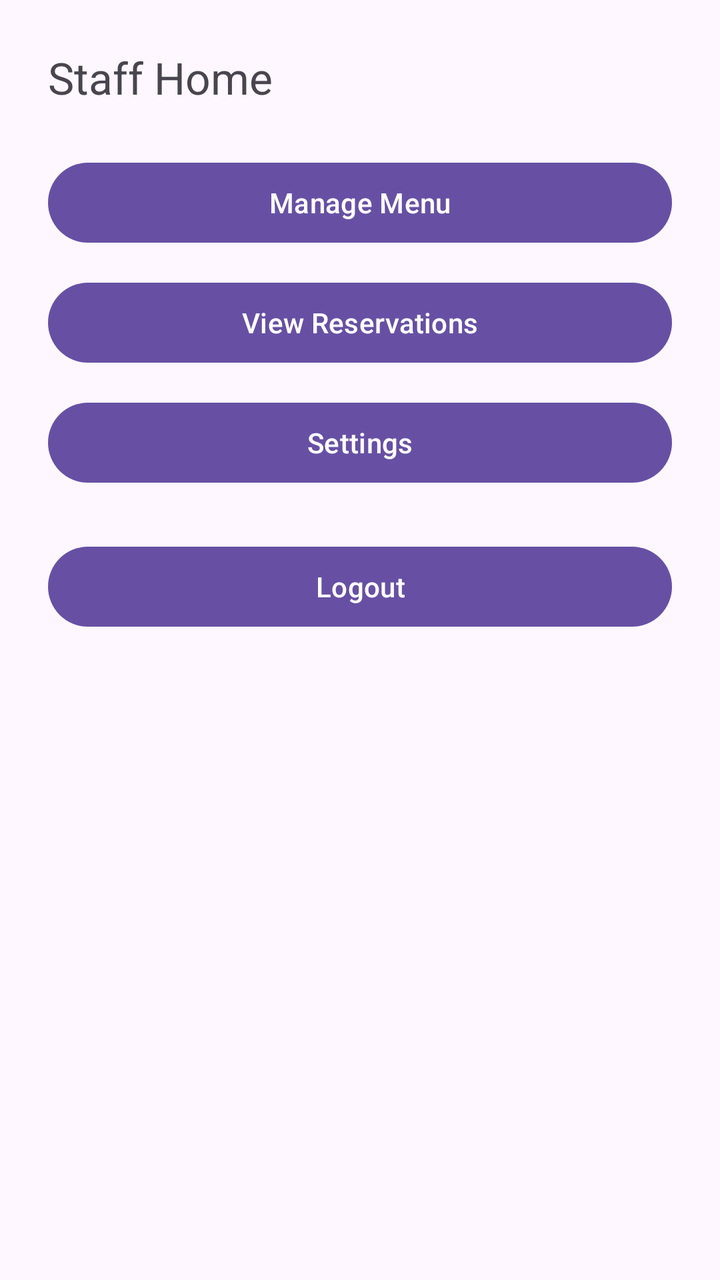
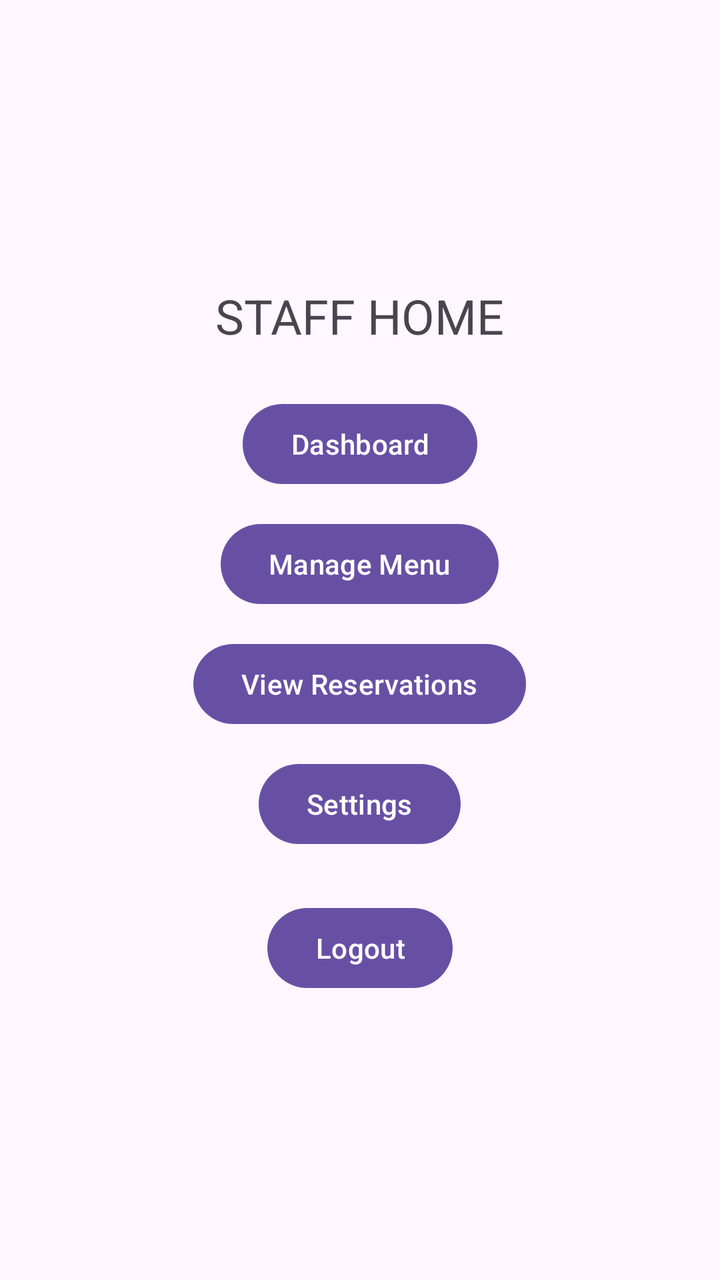

An Android layout rendered at two revisions. The XML below is the earlier revision; the diff shows what the commit changed to produce the second picture.
<!-- AndroidManifest.xml: application theme Theme.COMP2000RestaurantApp -->
<!-- res/layout/activity_staff_home.xml -->
<?xml version="1.0" encoding="utf-8"?>
<LinearLayout xmlns:android="http://schemas.android.com/apk/res/android"
    android:orientation="vertical"
    android:padding="24dp"
    android:layout_width="match_parent"
    android:layout_height="match_parent">

    <TextView
        android:text="Staff Home"
        android:textSize="22sp"
        android:layout_marginBottom="24dp"
        android:layout_width="wrap_content"
        android:layout_height="wrap_content"/>

    <Button android:text="Manage Menu"
        android:layout_width="match_parent"
        android:layout_height="wrap_content"/>

    <Button android:text="View Reservations"
        android:layout_width="match_parent"
        android:layout_height="wrap_content"
        android:layout_marginTop="12dp"/>

    <Button android:id="@+id/btnSettings"
        android:text="Settings"
        android:layout_width="match_parent"
        android:layout_height="wrap_content"
        android:layout_marginTop="12dp"/>

    <Button android:id="@+id/btnLogout"
        android:text="Logout"
        android:layout_width="match_parent"
        android:layout_height="wrap_content"
        android:layout_marginTop="24dp"/>
</LinearLayout>
<!-- resources referenced by this layout -->
<resources>
  <style name="Theme.COMP2000RestaurantApp" parent="Base.Theme.COMP2000RestaurantApp" />
  <style name="Base.Theme.COMP2000RestaurantApp" parent="Theme.Material3.DayNight.NoActionBar">
          
          
      </style>
</resources>

<!-- the commit's change to res/layout/activity_staff_home.xml (unified diff, before → after) -->
@@ -1,35 +1,49 @@
 <?xml version="1.0" encoding="utf-8"?>
 <LinearLayout xmlns:android="http://schemas.android.com/apk/res/android"
     android:orientation="vertical"
-    android:padding="24dp"
+    android:gravity="center"
     android:layout_width="match_parent"
-    android:layout_height="match_parent">
+    android:layout_height="match_parent"
+    android:padding="24dp">
 
     <TextView
-        android:text="Staff Home"
-        android:textSize="22sp"
+        android:text="STAFF HOME"
+        android:textSize="24sp"
         android:layout_marginBottom="24dp"
         android:layout_width="wrap_content"
         android:layout_height="wrap_content"/>
 
-    <Button android:text="Manage Menu"
-        android:layout_width="match_parent"
+    <Button
+        android:id="@+id/btnDashboard"
+        android:text="Dashboard"
+        android:layout_width="wrap_content"
         android:layout_height="wrap_content"/>
 
-    <Button android:text="View Reservations"
-        android:layout_width="match_parent"
-        android:layout_height="wrap_content"
-        android:layout_marginTop="12dp"/>
+    <Button
+        android:id="@+id/btnMenu"
+        android:text="Manage Menu"
+        android:layout_marginTop="12dp"
+        android:layout_width="wrap_content"
+        android:layout_height="wrap_content"/>
 
-    <Button android:id="@+id/btnSettings"
+    <Button
+        android:id="@+id/btnReservations"
+        android:text="View Reservations"
+        android:layout_marginTop="12dp"
+        android:layout_width="wrap_content"
+        android:layout_height="wrap_content"/>
+
+    <Button
+        android:id="@+id/btnSettings"
         android:text="Settings"
-        android:layout_width="match_parent"
-        android:layout_height="wrap_content"
-        android:layout_marginTop="12dp"/>
+        android:layout_marginTop="12dp"
+        android:layout_width="wrap_content"
+        android:layout_height="wrap_content"/>
 
-    <Button android:id="@+id/btnLogout"
+    <Button
+        android:id="@+id/btnLogout"
         android:text="Logout"
-        android:layout_width="match_parent"
-        android:layout_height="wrap_content"
-        android:layout_marginTop="24dp"/>
+        android:layout_marginTop="24dp"
+        android:layout_width="wrap_content"
+        android:layout_height="wrap_content"/>
 </LinearLayout>
